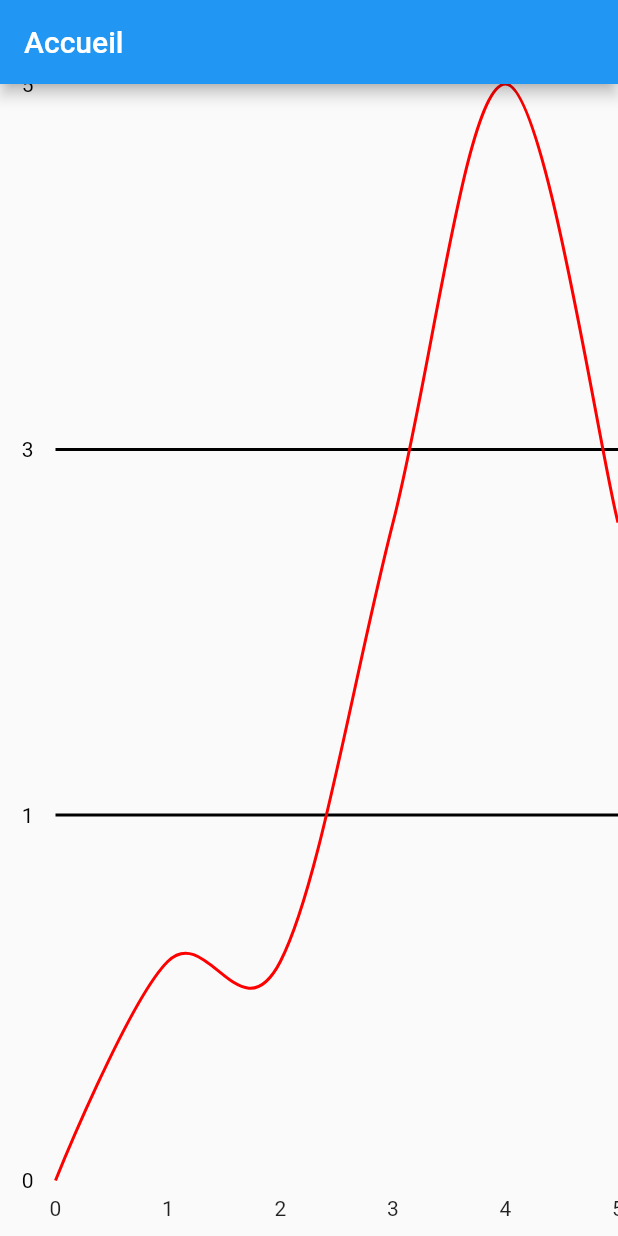
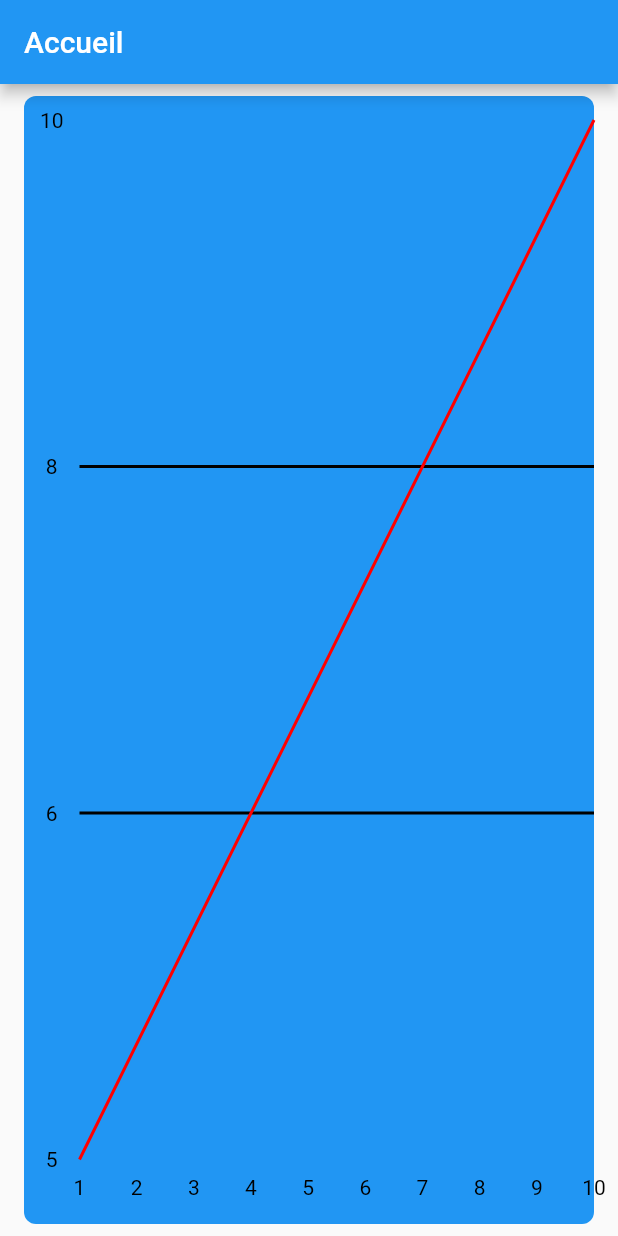
Before and after one commit to rayandu924/SimpLife, a Flutter app: the screen it shows after launch, on a phone screen of 412 x 824 dp. Run offline on Flutter 3.47's test engine with Material 2 defaults, Android fonts, the phone set to English and light mode, and no system bars; drawn by our look-alikes of fl_chart; our stand-ins replace carousel_slider, flutter_form_builder, percent_indicator.

Commit message:
fix error expanded
expanded can only be  children of row col and flex

```diff
--- a/lib/app/views/home/home_model.dart
+++ b/lib/app/views/home/home_model.dart
@@ -1,16 +1,14 @@
-import 'package:simplife/app/utils/converters/fl_spot.dart';
 import 'package:simplife/global.dart';
 
 class HomeModel {
 
   Map<String, Object> fetchData() {
-    String test = '[[3,7],[0,5]]';
 
     var data = {
       'name': 'John',
       'age': 30,
       'city': 'New York',
-      'spots': convertStringToFlSpots(test)
+      'spots': '[[10,10],[1,5]]'
     };
 
     return data;
--- a/lib/app/views/home/home_view.dart
+++ b/lib/app/views/home/home_view.dart
@@ -1,3 +1,4 @@
+import 'package:simplife/app/utils/converters/fl_spot.dart';
 import 'package:simplife/global.dart';
 
 class HomeView extends StatelessWidget {
@@ -9,42 +10,33 @@ class HomeView extends StatelessWidget {
   Widget build(BuildContext context) {
     //fetchData(); after build the home helped by the data fetched
     Map<String, Object> data = model.fetchData();
-    data['spots'] = const [
-      FlSpot(0, 0),
-      FlSpot(1, 1),
-      FlSpot(2, 1),
-      FlSpot(3, 3),
-      FlSpot(4, 5),
-      FlSpot(5, 3),];
+    List<FlSpot> spots = convertStringToFlSpots(data['spots'] as String);
 
     return Scaffold(
       appBar: AppBar(title: Text('Accueil')),
-      body: Center(
-        child: Column(
-          children: [
-            Expanded(  // Ajout de l'Expanded ici
-              child: CustomLineChart(
-                spots: data['spots'] as List<FlSpot>,
+      body: Column(
+        children: [
+          Expanded(
+              child: CustomTileLayout(
+            tile: custom_tile(
+              backgroundColor: Colors.blue,
+              padding: EdgeInsets.fromLTRB(0, 10, 0, 0)
+            ),
+            center: CustomLineChart(
+                spots: spots,
                 drawVerticalLine: true,
                 drawHorizontalLine: true,
                 bottomTitleInterval: 1,
-                bottomTitleGetTitlesWidget: (value, meta) {
-                  if ((data['spots'] as List<FlSpot>).any((spot) => spot.x == value)) {
-                    return Center(child: Text(value.toInt().toString()));
-                  } else {
-                    return Container();
-                  }
-                },
                 gridLineColor: Color.fromARGB(255, 0, 0, 0),
                 lineColor: Color.fromARGB(255, 255, 0, 0),
                 gridLineWidth: 2,
                 leftTitleReservedSize: 37,
                 bottomTitleReservedSize: 37,
               ),
-            ),
-          ],
-        ),
-      )
+            contentMargin: EdgeInsets.symmetric(vertical: 3),
+          ))
+        ],
+      ),
     );
   }
 }
--- a/lib/app/widgets/custom_line_chart.dart
+++ b/lib/app/widgets/custom_line_chart.dart
@@ -93,18 +93,29 @@ class _CustomLineChartState extends State<CustomLineChart> {
   @override
   void initState() {
     super.initState();
+    updateLineChart();
+  }
+
+  @override
+  void didUpdateWidget(covariant CustomLineChart oldWidget) {
+    super.didUpdateWidget(oldWidget);
+      updateLineChart();
+  }
+
+  void updateLineChart() {
     minX = widget.spots.map((e) => e.x).reduce((a, b) => a < b ? a : b);
     maxX = widget.spots.map((e) => e.x).reduce((a, b) => a > b ? a : b);
     minY = widget.spots.map((e) => e.y).reduce((a, b) => a < b ? a : b);
     maxY = widget.spots.map((e) => e.y).reduce((a, b) => a > b ? a : b);
 
     leftTitleInterval = (maxY - minY) / (widget.leftTitlesNumber - 1);
-    horizontalInterval = (maxY - minY) / (widget.leftTitlesNumber - 1);
+    horizontalInterval = leftTitleInterval;
   }
 
   @override
   Widget build(BuildContext context) {
-    return LineChart(
+    return
+    LineChart(
       LineChartData(
         // Access the properties using 'widget.' prefix:
         gridData: FlGridData(
--- a/lib/app/widgets/custom_tile.dart
+++ b/lib/app/widgets/custom_tile.dart
@@ -4,8 +4,8 @@ class custom_tile extends StatelessWidget {
   const custom_tile({
     Key? key,
     this.backgroundColor,
-    this.contentPadding = const EdgeInsets.all(10),
-    this.contentMargin = const EdgeInsets.symmetric(vertical: 8, horizontal: 16),
+    this.padding = const EdgeInsets.all(10),
+    this.margin = const EdgeInsets.symmetric(vertical: 8, horizontal: 16),
     this.isEnabled = true,
     this.onTap,
     this.onDoubleTap,
@@ -29,8 +29,8 @@ class custom_tile extends StatelessWidget {
   }) : super(key: key);
 
   final Color? backgroundColor;
-  final EdgeInsets contentMargin;
-  final EdgeInsets contentPadding;
+  final EdgeInsets margin;
+  final EdgeInsets padding;
   final bool isEnabled;
   final GestureTapCallback? onTap;
   final GestureTapCallback? onDoubleTap;
@@ -72,8 +72,8 @@ class custom_tile extends StatelessWidget {
       focusNode: focusNode,
       autofocus: autofocus,
       child: Container(
-        padding: contentPadding,
-        margin: contentMargin,
+        padding: padding,
+        margin: margin,
         decoration: BoxDecoration(
           color: backgroundColor,
           borderRadius: BorderRadius.circular(borderRadius ?? 8),
--- /dev/null
+++ b/lib/app/widgets/custom_tile_layout.dart
@@ -0,0 +1,55 @@
+import 'package:simplife/global.dart';
+
+class CustomTileLayout extends StatelessWidget {
+  final Widget? topLeft;
+  final Widget? topRight;
+  final Widget? bottomLeft;
+  final Widget? bottomRight;
+  final Widget? center;
+  final custom_tile tile;
+  final EdgeInsetsGeometry contentMargin;
+
+  CustomTileLayout({
+    Key? key,
+    required this.tile,
+    this.topLeft,
+    this.topRight,
+    this.bottomLeft,
+    this.bottomRight,
+    this.center,
+    this.contentMargin = const EdgeInsets.all(0),
+  }) : super(key: key);
+
+  @override
+  Widget build(BuildContext context) {
+    return custom_tile(
+      // Récupérer toutes les propriétés de votre tile ici
+      backgroundColor: tile.backgroundColor,
+      padding: tile.padding,
+      margin: tile.margin,
+      //... autres propriétés
+      contentChild: Column(
+        crossAxisAlignment: CrossAxisAlignment.stretch,
+        children: [
+          if (topLeft != null || topRight != null)
+            Row(
+              children: [
+                if (topLeft != null) Expanded(child: topLeft!),
+                if (topRight != null) Expanded(child: topRight!),
+              ],
+            ),
+          SizedBox(height: contentMargin.vertical), // Ajout d'une marge en haut
+          if (center != null) Expanded(child: center!),
+          SizedBox(height: contentMargin.vertical), // Ajout d'une marge en bas
+          if (bottomLeft != null || bottomRight != null)
+            Row(
+              children: [
+                if (bottomLeft != null) Expanded(child: bottomLeft!),
+                if (bottomRight != null) Expanded(child: bottomRight!),
+              ],
+            ),
+        ],
+      ),
+    );
+  }
+}
--- a/lib/global.dart
+++ b/lib/global.dart
@@ -7,6 +7,9 @@ export 'dart:convert';
 //app
   //utils
   //service
+    //converters
+      //fl_spot.dart
+      export 'app/utils/converters/fl_spot.dart';
   //views
     //home
       //home_model.dart
@@ -29,3 +32,16 @@ export 'dart:convert';
     //custom_line_chart.dart
     export 'package:fl_chart/fl_chart.dart';
     export 'app/widgets/custom_line_chart.dart';
+    //custom_tile_layout.dart
+    export 'app/widgets/custom_tile_layout.dart';
+
+
+//theme
+  //colors
+  //export 'app/theme/colors.dart';
+  //fonts
+  //export 'app/theme/fonts.dart';
+  //styles
+  export 'theme/styles.dart';
+  //theme_data
+  //export 'app/theme/theme_data.dart';
--- /dev/null
+++ b/lib/theme/styles.dart
@@ -0,0 +1,10 @@
+import 'package:simplife/global.dart';
+
+//TexteStyle of the app
+
+//Tile Title
+const TextStyle tileTitle = TextStyle(
+  fontSize: 25,
+  fontWeight: FontWeight.bold,
+  color: Colors.white,
+);
```
